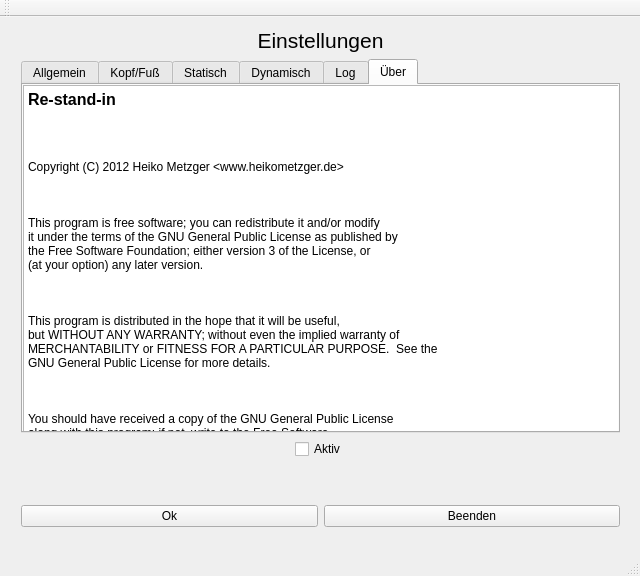
Merhoc/re-stand-in, file rsi.ui: the form before one commit.
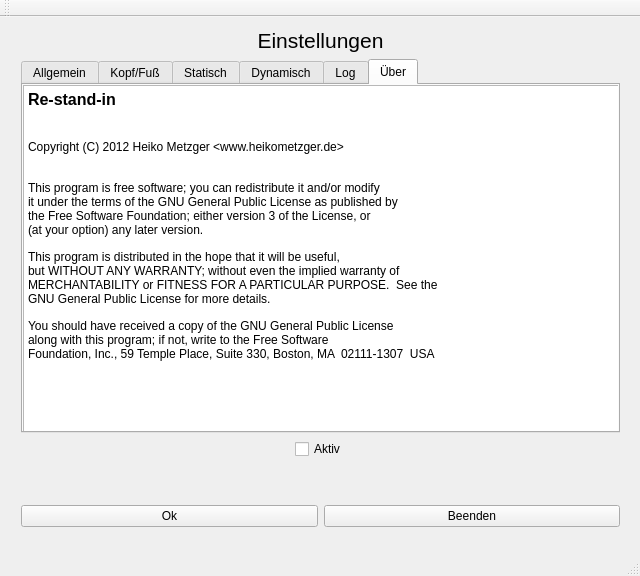
The form after the commit. The open tabs and pages were chosen to show the change.

Commit message: Completet parser(). Many bugfixes.

The edit to the form file:
```diff
--- a/rsi.ui
+++ b/rsi.ui
@@ -321,32 +321,32 @@
            <height>361</height>
           </rect>
          </property>
+         <property name="undoRedoEnabled">
+          <bool>false</bool>
+         </property>
+         <property name="readOnly">
+          <bool>true</bool>
+         </property>
          <property name="html">
           <string>&lt;!DOCTYPE HTML PUBLIC &quot;-//W3C//DTD HTML 4.0//EN&quot; &quot;http://www.w3.org/TR/REC-html40/strict.dtd&quot;&gt;
 &lt;html&gt;&lt;head&gt;&lt;meta name=&quot;qrichtext&quot; content=&quot;1&quot; /&gt;&lt;style type=&quot;text/css&quot;&gt;
 p, li { white-space: pre-wrap; }
-&lt;/style&gt;&lt;/head&gt;&lt;body style=&quot; font-family:'Ubuntu'; font-size:9pt; font-weight:400; font-style:normal;&quot;&gt;
-&lt;p style=&quot; margin-top:0px; margin-bottom:0px; margin-left:0px; margin-right:0px; -qt-block-indent:0; text-indent:0px;&quot;&gt;&lt;span style=&quot; font-size:12pt; font-weight:600;&quot;&gt;Re-stand-in&lt;/span&gt;&lt;/p&gt;
-&lt;p style=&quot;-qt-paragraph-type:empty; margin-top:0px; margin-bottom:0px; margin-left:0px; margin-right:0px; -qt-block-indent:0; text-indent:0px; font-size:12pt; font-weight:600;&quot;&gt;&lt;br /&gt;&lt;/p&gt;
-&lt;p style=&quot; margin-top:0px; margin-bottom:0px; margin-left:0px; margin-right:0px; -qt-block-indent:0; text-indent:0px;&quot;&gt;&lt;span style=&quot; font-size:12pt; font-weight:600;&quot;&gt;&lt;br /&gt;&lt;/span&gt;&lt;/p&gt;
-&lt;p style=&quot; margin-top:0px; margin-bottom:0px; margin-left:0px; margin-right:0px; -qt-block-indent:0; text-indent:0px;&quot;&gt;&lt;span style=&quot; color:#000000;&quot;&gt;Copyright (C) 2012 Heiko Metzger &amp;lt;www.heikometzger.de&amp;gt;&lt;/span&gt;&lt;/p&gt;
-&lt;p style=&quot;-qt-paragraph-type:empty; margin-top:0px; margin-bottom:0px; margin-left:0px; margin-right:0px; -qt-block-indent:0; text-indent:0px; color:#000000;&quot;&gt;&lt;br /&gt;&lt;/p&gt;
-&lt;p style=&quot; margin-top:0px; margin-bottom:0px; margin-left:0px; margin-right:0px; -qt-block-indent:0; text-indent:0px;&quot;&gt;&lt;span style=&quot; color:#000000;&quot;&gt;&lt;br /&gt;&lt;/span&gt;&lt;/p&gt;
-&lt;p style=&quot; margin-top:0px; margin-bottom:0px; margin-left:0px; margin-right:0px; -qt-block-indent:0; text-indent:0px;&quot;&gt;&lt;span style=&quot; font-family:'Courier New,courier'; color:#000000;&quot;&gt;This program is free software; you can redistribute it and/or modify &lt;/span&gt;&lt;/p&gt;
-&lt;p style=&quot; margin-top:0px; margin-bottom:0px; margin-left:0px; margin-right:0px; -qt-block-indent:0; text-indent:0px;&quot;&gt;&lt;span style=&quot; font-family:'Courier New,courier'; color:#000000;&quot;&gt;it under the terms of the GNU General Public License as published by &lt;/span&gt;&lt;/p&gt;
-&lt;p style=&quot; margin-top:0px; margin-bottom:0px; margin-left:0px; margin-right:0px; -qt-block-indent:0; text-indent:0px;&quot;&gt;&lt;span style=&quot; font-family:'Courier New,courier'; color:#000000;&quot;&gt;the Free Software Foundation; either version 3 of the License, or &lt;/span&gt;&lt;/p&gt;
-&lt;p style=&quot; margin-top:0px; margin-bottom:0px; margin-left:0px; margin-right:0px; -qt-block-indent:0; text-indent:0px;&quot;&gt;&lt;span style=&quot; font-family:'Courier New,courier'; color:#000000;&quot;&gt;(at your option) any later version. &lt;/span&gt;&lt;/p&gt;
-&lt;p style=&quot;-qt-paragraph-type:empty; margin-top:0px; margin-bottom:0px; margin-left:0px; margin-right:0px; -qt-block-indent:0; text-indent:0px; font-family:'Courier New,courier'; color:#000000;&quot;&gt;&lt;br /&gt;&lt;/p&gt;
-&lt;p style=&quot; margin-top:0px; margin-bottom:0px; margin-left:0px; margin-right:0px; -qt-block-indent:0; text-indent:0px;&quot;&gt;&lt;span style=&quot; font-family:'Courier New,courier'; color:#000000;&quot;&gt;&lt;br /&gt;&lt;/span&gt;&lt;/p&gt;
-&lt;p style=&quot; margin-top:0px; margin-bottom:0px; margin-left:0px; margin-right:0px; -qt-block-indent:0; text-indent:0px;&quot;&gt;&lt;span style=&quot; font-family:'Courier New,courier'; color:#000000;&quot;&gt;This program is distributed in the hope that it will be useful, &lt;/span&gt;&lt;/p&gt;
-&lt;p style=&quot; margin-top:0px; margin-bottom:0px; margin-left:0px; margin-right:0px; -qt-block-indent:0; text-indent:0px;&quot;&gt;&lt;span style=&quot; font-family:'Courier New,courier'; color:#000000;&quot;&gt;but WITHOUT ANY WARRANTY; without even the implied warranty of &lt;/span&gt;&lt;/p&gt;
-&lt;p style=&quot; margin-top:0px; margin-bottom:0px; margin-left:0px; margin-right:0px; -qt-block-indent:0; text-indent:0px;&quot;&gt;&lt;span style=&quot; font-family:'Courier New,courier'; color:#000000;&quot;&gt;MERCHANTABILITY or FITNESS FOR A PARTICULAR PURPOSE.  See the &lt;/span&gt;&lt;/p&gt;
-&lt;p style=&quot; margin-top:0px; margin-bottom:0px; margin-left:0px; margin-right:0px; -qt-block-indent:0; text-indent:0px;&quot;&gt;&lt;span style=&quot; font-family:'Courier New,courier'; color:#000000;&quot;&gt;GNU General Public License for more details. &lt;/span&gt;&lt;/p&gt;
-&lt;p style=&quot;-qt-paragraph-type:empty; margin-top:0px; margin-bottom:0px; margin-left:0px; margin-right:0px; -qt-block-indent:0; text-indent:0px; font-family:'Courier New,courier'; color:#000000;&quot;&gt;&lt;br /&gt;&lt;/p&gt;
-&lt;p style=&quot; margin-top:0px; margin-bottom:0px; margin-left:0px; margin-right:0px; -qt-block-indent:0; text-indent:0px;&quot;&gt;&lt;span style=&quot; font-family:'Courier New,courier'; color:#000000;&quot;&gt;&lt;br /&gt;&lt;/span&gt;&lt;/p&gt;
-&lt;p style=&quot; margin-top:0px; margin-bottom:0px; margin-left:0px; margin-right:0px; -qt-block-indent:0; text-indent:0px;&quot;&gt;&lt;span style=&quot; font-family:'Courier New,courier'; color:#000000;&quot;&gt;You should have received a copy of the GNU General Public License &lt;/span&gt;&lt;/p&gt;
-&lt;p style=&quot; margin-top:0px; margin-bottom:0px; margin-left:0px; margin-right:0px; -qt-block-indent:0; text-indent:0px;&quot;&gt;&lt;span style=&quot; font-family:'Courier New,courier'; color:#000000;&quot;&gt;along with this program; if not, write to the Free Software &lt;/span&gt;&lt;/p&gt;
-&lt;p style=&quot; margin-top:0px; margin-bottom:0px; margin-left:0px; margin-right:0px; -qt-block-indent:0; text-indent:0px;&quot;&gt;&lt;span style=&quot; font-family:'Courier New,courier'; color:#000000;&quot;&gt;Foundation, Inc., 59 Temple Place, Suite 330, Boston, MA  02111-1307  USA&lt;/span&gt;&lt;/p&gt;&lt;/body&gt;&lt;/html&gt;</string>
+&lt;/style&gt;&lt;/head&gt;&lt;body style=&quot; font-family:'MS Shell Dlg 2'; font-size:8.25pt; font-weight:400; font-style:normal;&quot;&gt;
+&lt;p style=&quot; margin-top:0px; margin-bottom:0px; margin-left:0px; margin-right:0px; -qt-block-indent:0; text-indent:0px;&quot;&gt;&lt;span style=&quot; font-family:'Ubuntu'; font-size:12pt; font-weight:600;&quot;&gt;Re-stand-in&lt;br /&gt;&lt;/span&gt;&lt;/p&gt;
+&lt;p style=&quot;-qt-paragraph-type:empty; margin-top:0px; margin-bottom:0px; margin-left:0px; margin-right:0px; -qt-block-indent:0; text-indent:0px; font-family:'Ubuntu'; font-size:12pt; font-weight:600;&quot;&gt;&lt;/p&gt;
+&lt;p style=&quot; margin-top:0px; margin-bottom:0px; margin-left:0px; margin-right:0px; -qt-block-indent:0; text-indent:0px;&quot;&gt;&lt;span style=&quot; font-family:'Ubuntu'; font-size:9pt; color:#000000;&quot;&gt;Copyright (C) 2012 Heiko Metzger &amp;lt;www.heikometzger.de&amp;gt;&lt;br /&gt;&lt;/span&gt;&lt;/p&gt;
+&lt;p style=&quot;-qt-paragraph-type:empty; margin-top:0px; margin-bottom:0px; margin-left:0px; margin-right:0px; -qt-block-indent:0; text-indent:0px; font-family:'Ubuntu'; font-size:9pt; color:#000000;&quot;&gt;&lt;/p&gt;
+&lt;p style=&quot; margin-top:0px; margin-bottom:0px; margin-left:0px; margin-right:0px; -qt-block-indent:0; text-indent:0px;&quot;&gt;&lt;span style=&quot; font-family:'Courier New,courier'; font-size:9pt; color:#000000;&quot;&gt;This program is free software; you can redistribute it and/or modify &lt;/span&gt;&lt;/p&gt;
+&lt;p style=&quot; margin-top:0px; margin-bottom:0px; margin-left:0px; margin-right:0px; -qt-block-indent:0; text-indent:0px;&quot;&gt;&lt;span style=&quot; font-family:'Courier New,courier'; font-size:9pt; color:#000000;&quot;&gt;it under the terms of the GNU General Public License as published by &lt;/span&gt;&lt;/p&gt;
+&lt;p style=&quot; margin-top:0px; margin-bottom:0px; margin-left:0px; margin-right:0px; -qt-block-indent:0; text-indent:0px;&quot;&gt;&lt;span style=&quot; font-family:'Courier New,courier'; font-size:9pt; color:#000000;&quot;&gt;the Free Software Foundation; either version 3 of the License, or &lt;/span&gt;&lt;/p&gt;
+&lt;p style=&quot; margin-top:0px; margin-bottom:0px; margin-left:0px; margin-right:0px; -qt-block-indent:0; text-indent:0px;&quot;&gt;&lt;span style=&quot; font-family:'Courier New,courier'; font-size:9pt; color:#000000;&quot;&gt;(at your option) any later version. &lt;br /&gt;&lt;/span&gt;&lt;/p&gt;
+&lt;p style=&quot; margin-top:0px; margin-bottom:0px; margin-left:0px; margin-right:0px; -qt-block-indent:0; text-indent:0px;&quot;&gt;&lt;span style=&quot; font-family:'Courier New,courier'; font-size:9pt; color:#000000;&quot;&gt;This program is distributed in the hope that it will be useful, &lt;/span&gt;&lt;/p&gt;
+&lt;p style=&quot; margin-top:0px; margin-bottom:0px; margin-left:0px; margin-right:0px; -qt-block-indent:0; text-indent:0px;&quot;&gt;&lt;span style=&quot; font-family:'Courier New,courier'; font-size:9pt; color:#000000;&quot;&gt;but WITHOUT ANY WARRANTY; without even the implied warranty of &lt;/span&gt;&lt;/p&gt;
+&lt;p style=&quot; margin-top:0px; margin-bottom:0px; margin-left:0px; margin-right:0px; -qt-block-indent:0; text-indent:0px;&quot;&gt;&lt;span style=&quot; font-family:'Courier New,courier'; font-size:9pt; color:#000000;&quot;&gt;MERCHANTABILITY or FITNESS FOR A PARTICULAR PURPOSE.  See the &lt;/span&gt;&lt;/p&gt;
+&lt;p style=&quot; margin-top:0px; margin-bottom:0px; margin-left:0px; margin-right:0px; -qt-block-indent:0; text-indent:0px;&quot;&gt;&lt;span style=&quot; font-family:'Courier New,courier'; font-size:9pt; color:#000000;&quot;&gt;GNU General Public License for more details. &lt;br /&gt;&lt;/span&gt;&lt;/p&gt;
+&lt;p style=&quot; margin-top:0px; margin-bottom:0px; margin-left:0px; margin-right:0px; -qt-block-indent:0; text-indent:0px;&quot;&gt;&lt;span style=&quot; font-family:'Courier New,courier'; font-size:9pt; color:#000000;&quot;&gt;You should have received a copy of the GNU General Public License &lt;/span&gt;&lt;/p&gt;
+&lt;p style=&quot; margin-top:0px; margin-bottom:0px; margin-left:0px; margin-right:0px; -qt-block-indent:0; text-indent:0px;&quot;&gt;&lt;span style=&quot; font-family:'Courier New,courier'; font-size:9pt; color:#000000;&quot;&gt;along with this program; if not, write to the Free Software &lt;/span&gt;&lt;/p&gt;
+&lt;p style=&quot; margin-top:0px; margin-bottom:0px; margin-left:0px; margin-right:0px; -qt-block-indent:0; text-indent:0px;&quot;&gt;&lt;span style=&quot; font-family:'Courier New,courier'; font-size:9pt; color:#000000;&quot;&gt;Foundation, Inc., 59 Temple Place, Suite 330, Boston, MA  02111-1307  USA&lt;/span&gt;&lt;/p&gt;&lt;/body&gt;&lt;/html&gt;</string>
          </property>
         </widget>
        </widget>
```
Left out of the diff: 20 changed lines with no effect on the pictures. The commit also changes 2 other files.
